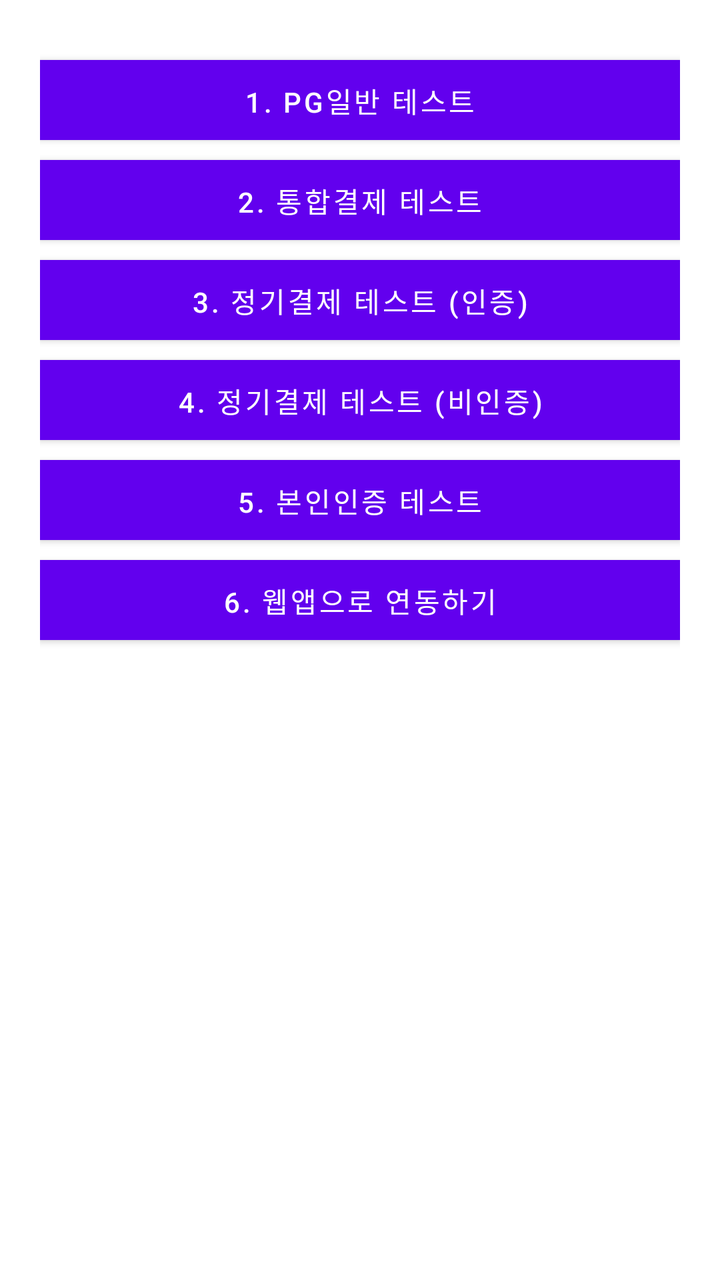
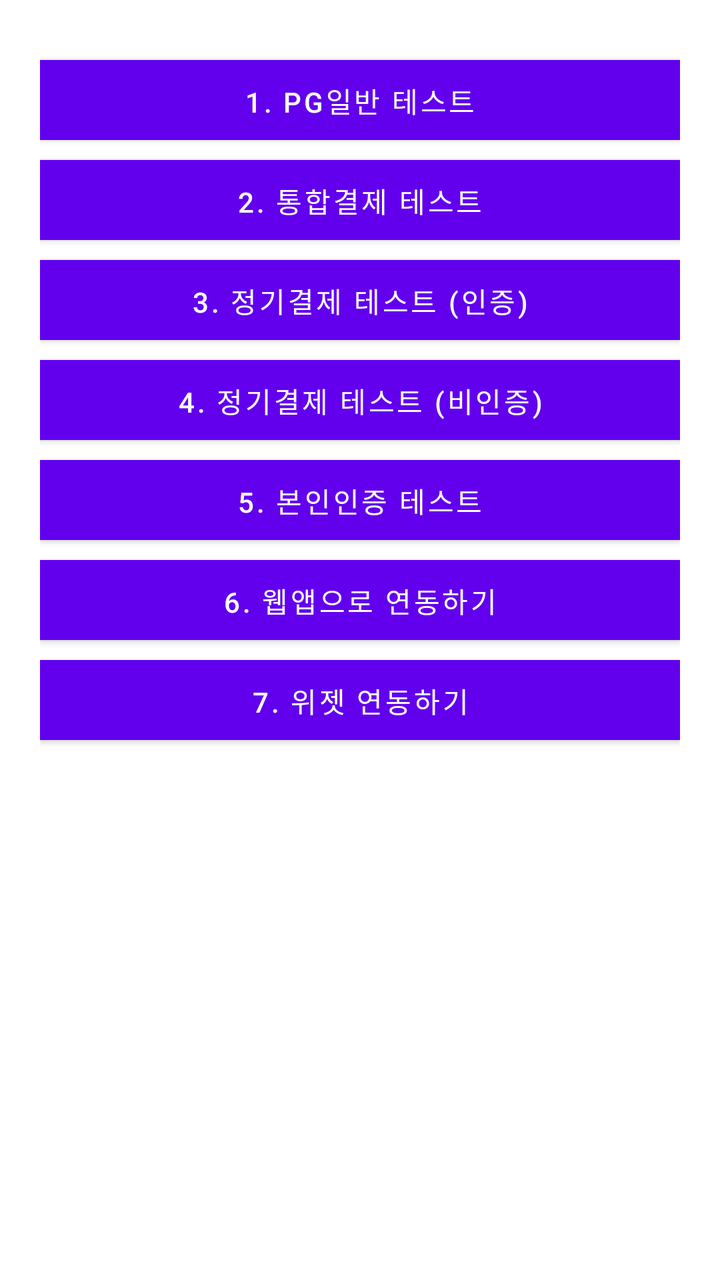

Compare the two renders of this Android layout. The source of the first and the diff that turns it into the second are given below.
<!-- AndroidManifest.xml: application theme Theme.Android -->
<!-- res/layout/activity_main.xml -->
<?xml version="1.0" encoding="utf-8"?>
<LinearLayout
    xmlns:android="http://schemas.android.com/apk/res/android"
    xmlns:app="http://schemas.android.com/apk/res-auto"
    xmlns:tools="http://schemas.android.com/tools"
    android:layout_width="match_parent"
    android:layout_height="match_parent"
    android:orientation="vertical"
    android:padding="20dp"
    tools:context="kr.co.bootpay.android.MainActivity">

    <Button
        android:text="1. PG일반 테스트"
        android:background="#4529e5"
        android:textColor="#fff"
        android:onClick="DefaultPayment"
        android:layout_marginTop="10dp"
        android:layout_width="match_parent"
        android:layout_height="40dp" />

    <Button
        android:text="2. 통합결제 테스트"
        android:onClick="TotalPayment"
        android:background="#4529e5"
        android:layout_marginTop="10dp"
        android:textColor="#fff"
        android:layout_width="match_parent"
        android:layout_height="40dp" />

    <Button
        android:text="3. 정기결제 테스트 (인증)"
        android:onClick="SubscriptionPayment"
        android:background="#4529e5"
        android:layout_marginTop="10dp"
        android:textColor="#fff"
        android:layout_width="match_parent"
        android:layout_height="40dp" />


    <Button
        android:text="4. 정기결제 테스트 (비인증)"
        android:onClick="SubscriptionBootpayPayment"
        android:background="#4529e5"
        android:layout_marginTop="10dp"
        android:textColor="#fff"
        android:layout_width="match_parent"
        android:layout_height="40dp" />

    <Button
        android:text="5. 본인인증 테스트"
        android:onClick="Authentication"
        android:background="#4529e5"
        android:layout_marginTop="10dp"
        android:textColor="#fff"
        android:layout_width="match_parent"
        android:layout_height="40dp" />










    <Button
        android:text="6. 웹앱으로 연동하기"
        android:onClick="WebAppPayment"
        android:background="#4529e5"
        android:layout_marginTop="10dp"
        android:textColor="#fff"
        android:layout_width="match_parent"
        android:layout_height="40dp" />
</LinearLayout>
<!-- resources referenced by this layout -->
<resources>
  <style name="Theme.Android" parent="Theme.MaterialComponents.DayNight.DarkActionBar">
          
          <item name="colorPrimary">@color/purple_500</item>
          <item name="colorPrimaryVariant">@color/purple_700</item>
          <item name="colorOnPrimary">@color/white</item>
          
          <item name="colorSecondary">@color/teal_200</item>
          <item name="colorSecondaryVariant">@color/teal_700</item>
          <item name="colorOnSecondary">@color/black</item>
          
          <item name="android:statusBarColor" tools:targetApi="l">?attr/colorPrimaryVariant</item>
          
      </style>
  <color name="purple_500">#FF6200EE</color>
  <color name="purple_700">#FF3700B3</color>
  <color name="white">#FFFFFFFF</color>
  <color name="teal_200">#FF03DAC5</color>
  <color name="teal_700">#FF018786</color>
  <color name="black">#FF000000</color>
</resources>

<!-- the commit's change to res/layout/activity_main.xml (unified diff, before → after) -->
@@ -72,4 +72,13 @@
         android:textColor="#fff"
         android:layout_width="match_parent"
         android:layout_height="40dp" />
+
+    <Button
+        android:text="7. 위젯 연동하기"
+        android:onClick="WidgetPayment"
+        android:background="#4529e5"
+        android:layout_marginTop="10dp"
+        android:textColor="#fff"
+        android:layout_width="match_parent"
+        android:layout_height="40dp" />
 </LinearLayout>
